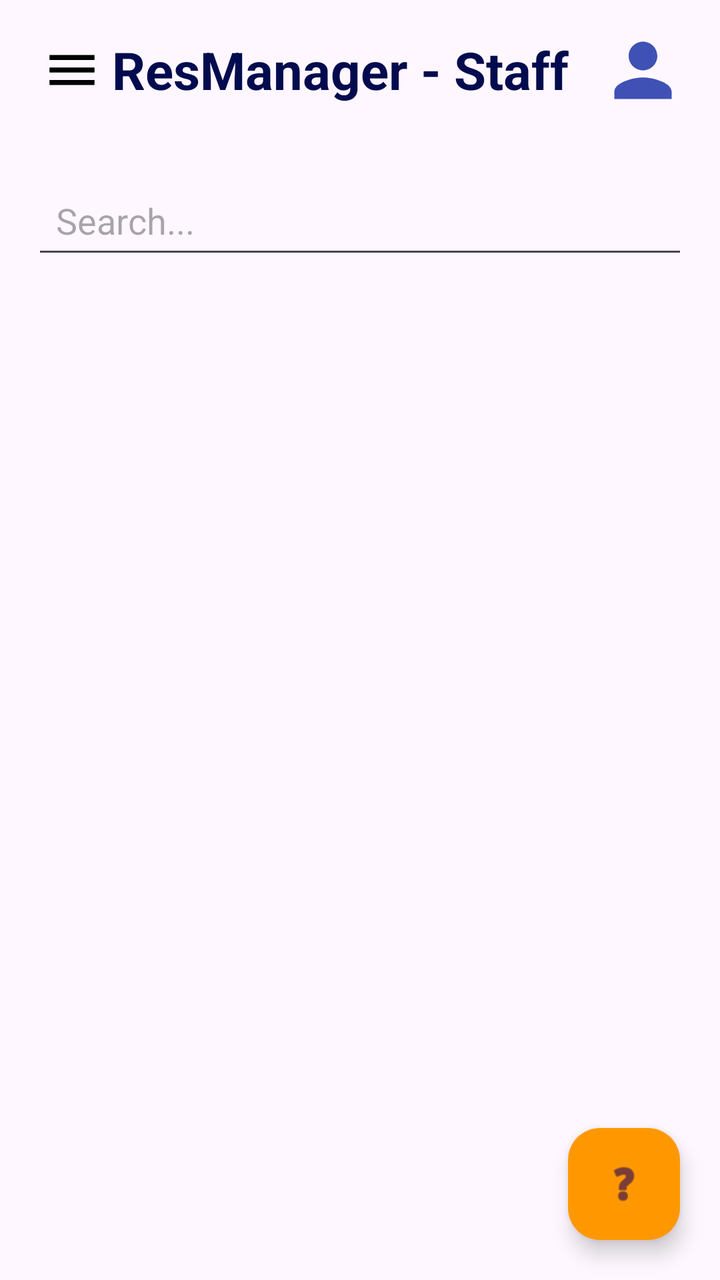
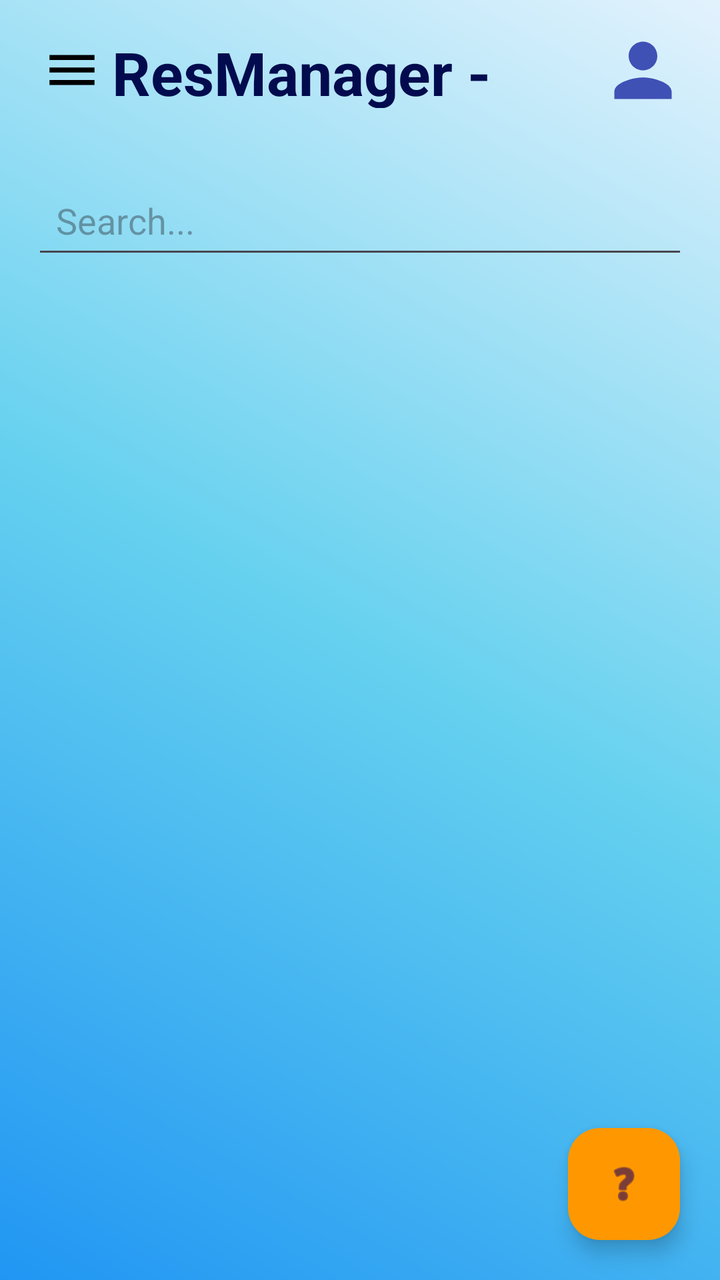

Before-and-after screenshots of an Android layout around one commit, followed by the original layout XML and the change that was made.
<!-- AndroidManifest.xml: application theme Theme.ProjectCK -->
<!-- res/layout/activity_staff_home.xml -->
<?xml version="1.0" encoding="utf-8"?>
<androidx.drawerlayout.widget.DrawerLayout
    xmlns:android="http://schemas.android.com/apk/res/android"
    xmlns:app="http://schemas.android.com/apk/res-auto"
    xmlns:tools="http://schemas.android.com/tools"
    android:id="@+id/drawerLayout"
    android:layout_width="match_parent"
    android:layout_height="match_parent"
    tools:context=".StaffHomeActivity">

    <androidx.constraintlayout.widget.ConstraintLayout
        android:layout_width="match_parent"
        android:layout_height="match_parent">

        <LinearLayout
            android:id="@+id/topBar"
            android:layout_width="match_parent"
            android:layout_height="70dp"
            android:orientation="horizontal"
            android:padding="16dp"
            android:gravity="center_vertical"
            app:layout_constraintTop_toTopOf="parent"
            tools:ignore="UseCompoundDrawables">

            <ImageView
                android:id="@+id/imgMenu"
                android:layout_width="40dp"
                android:layout_height="40dp"
                android:padding="5dp"
                android:src="@drawable/ic_menu" />

            <TextView
                android:layout_width="0dp"
                android:layout_height="wrap_content"
                android:layout_weight="1"
                android:text="ResManager - Staff"
                android:textStyle="bold"
                android:textSize="26sp"
                android:textColor="#020B4E"
                tools:ignore="HardcodedText" />

            <ImageView
                android:id="@+id/imgProfile"
                android:layout_width="45dp"
                android:layout_height="45dp"
                android:padding="1dp"
                android:scaleType="fitXY"
                android:src="@drawable/baseline_person_24"
                app:strokeColor="#000000"
                app:strokeWidth="1dp" />

        </LinearLayout>

        <EditText
            android:id="@+id/edtSearch"
            android:layout_width="0dp"
            android:layout_height="wrap_content"
            android:hint="Search..."
            android:layout_margin="16dp"
            android:importantForAutofill="no"
            android:padding="12dp"
            app:layout_constraintTop_toBottomOf="@id/topBar"
            app:layout_constraintStart_toStartOf="parent"
            app:layout_constraintEnd_toEndOf="parent"
            tools:ignore="TextFields" />

        <androidx.recyclerview.widget.RecyclerView
            android:id="@+id/recyclerFoods"
            android:layout_width="0dp"
            android:layout_height="0dp"
            android:padding="10dp"
            app:layout_constraintTop_toBottomOf="@id/edtSearch"
            app:layout_constraintBottom_toBottomOf="parent"
            app:layout_constraintStart_toStartOf="parent"
            app:layout_constraintEnd_toEndOf="parent"/>

        <com.google.android.material.floatingactionbutton.FloatingActionButton
            android:id="@+id/fabAddFood"
            android:layout_width="wrap_content"
            android:layout_height="wrap_content"
            android:layout_margin="20dp"
            android:src="@drawable/ic_add"
            android:visibility="gone"
            app:layout_constraintBottom_toBottomOf="parent"
            app:layout_constraintEnd_toEndOf="parent"/>

        <com.google.android.material.floatingactionbutton.FloatingActionButton
            android:id="@+id/fabAIChat"
            android:layout_width="wrap_content"
            android:layout_height="wrap_content"
            android:layout_margin="20dp"
            android:src="@android:drawable/ic_menu_help"
            app:layout_constraintBottom_toTopOf="@id/fabAddFood"
            app:layout_constraintEnd_toEndOf="parent"
            app:backgroundTint="#FF9800"/>

    </androidx.constraintlayout.widget.ConstraintLayout>

    <com.google.android.material.navigation.NavigationView
        android:id="@+id/navView"
        android:layout_width="280dp"
        android:layout_height="match_parent"
        android:layout_gravity="start"
        android:background="@android:color/white"
        app:menu="@menu/staff_drawer_menu"
        app:itemTextAppearance="@style/NavTextStyle" />

</androidx.drawerlayout.widget.DrawerLayout>
<!-- resources referenced by this layout -->
<resources>
  <!-- drawable baseline_person_24 (drawable) -->
  <vector xmlns:android="http://schemas.android.com/apk/res/android" android:height="24dp" android:tint="#3F51B5" android:viewportHeight="24" android:viewportWidth="24" android:width="24dp">
        
      <path android:fillColor="@android:color/white" android:pathData="M12,12c2.21,0 4,-1.79 4,-4s-1.79,-4 -4,-4 -4,1.79 -4,4 1.79,4 4,4zM12,14c-2.67,0 -8,1.34 -8,4v2h16v-2c0,-2.66 -5.33,-4 -8,-4z"/>
      
  </vector>
  <!-- drawable ic_add (drawable) -->
  <vector xmlns:android="http://schemas.android.com/apk/res/android"
      android:width="24dp"
      android:height="24dp"
      android:viewportWidth="24"
      android:viewportHeight="24">
    <path
        android:fillColor="#FF000000"
        android:pathData="M19,13h-6v6h-2v-6H5v-2h6V5h2v6h6v2z"/>
  </vector>
  <!-- drawable ic_menu (drawable) -->
  <vector xmlns:android="http://schemas.android.com/apk/res/android"
      android:width="24dp"
      android:height="24dp"
      android:viewportWidth="24"
      android:viewportHeight="24">
    <path
        android:fillColor="#FF000000"
        android:pathData="M3,18h18v-2H3v2zM3,13h18v-2H3v2zM3,6v2h18V6H3z"/>
  </vector>
  <style name="NavTextStyle">
          <item name="android:textSize">18sp</item>
          <item name="android:textStyle">bold</item>
          <item name="android:fontFamily">sans-serif-medium</item>
      </style>
  <style name="Theme.ProjectCK" parent="Base.Theme.ProjectCK" />
  <style name="Base.Theme.ProjectCK" parent="Theme.Material3.DayNight.NoActionBar">
          
          
      </style>
</resources>

<!-- the commit's change to res/layout/activity_staff_home.xml (unified diff, before → after) -->
@@ -6,7 +6,8 @@
     android:id="@+id/drawerLayout"
     android:layout_width="match_parent"
     android:layout_height="match_parent"
-    tools:context=".StaffHomeActivity">
+    tools:context=".StaffHomeActivity"
+    android:background="@drawable/bg_gradient">
 
     <androidx.constraintlayout.widget.ConstraintLayout
         android:layout_width="match_parent"
@@ -35,8 +36,8 @@
                 android:layout_weight="1"
                 android:text="ResManager - Staff"
                 android:textStyle="bold"
-                android:textSize="26sp"
-                android:textColor="#020B4E"
+                android:textSize="30sp"
+                android:textColor="@color/appname_color"
                 tools:ignore="HardcodedText" />
 
             <ImageView
<!-- resource entries referenced after the edit -->
@@ -1,11 +1,20 @@
 <!-- resources referenced by this layout -->
 <resources>
+  <color name="appname_color">#020B4E</color>
   <!-- drawable baseline_person_24 (drawable) -->
   <vector xmlns:android="http://schemas.android.com/apk/res/android" android:height="24dp" android:tint="#3F51B5" android:viewportHeight="24" android:viewportWidth="24" android:width="24dp">
         
       <path android:fillColor="@android:color/white" android:pathData="M12,12c2.21,0 4,-1.79 4,-4s-1.79,-4 -4,-4 -4,1.79 -4,4 1.79,4 4,4zM12,14c-2.67,0 -8,1.34 -8,4v2h16v-2c0,-2.66 -5.33,-4 -8,-4z"/>
       
   </vector>
+  <!-- drawable bg_gradient (drawable) -->
+  <shape xmlns:android="http://schemas.android.com/apk/res/android">
+      <gradient
+          android:startColor="#2196F3"
+          android:centerColor="#66D1EF"
+          android:endColor="#E3F2FD"
+          android:angle="45"/>
+  </shape>
   <!-- drawable ic_add (drawable) -->
   <vector xmlns:android="http://schemas.android.com/apk/res/android"
       android:width="24dp"
